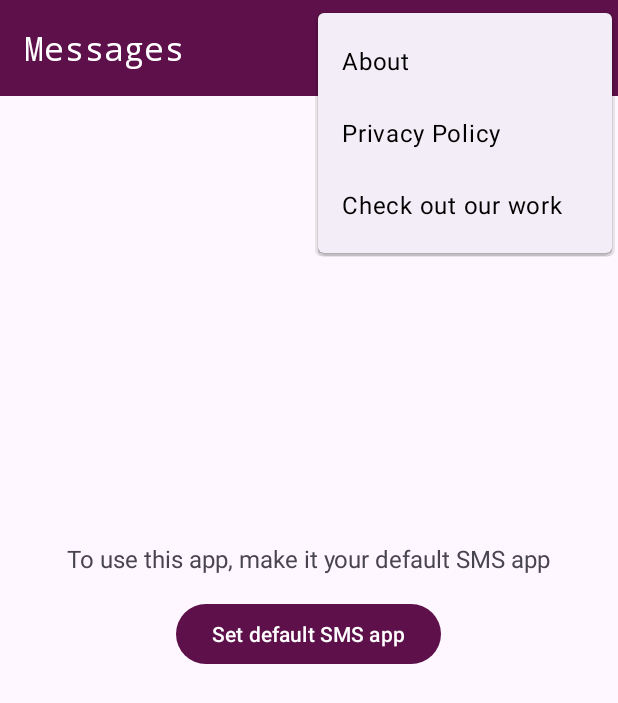
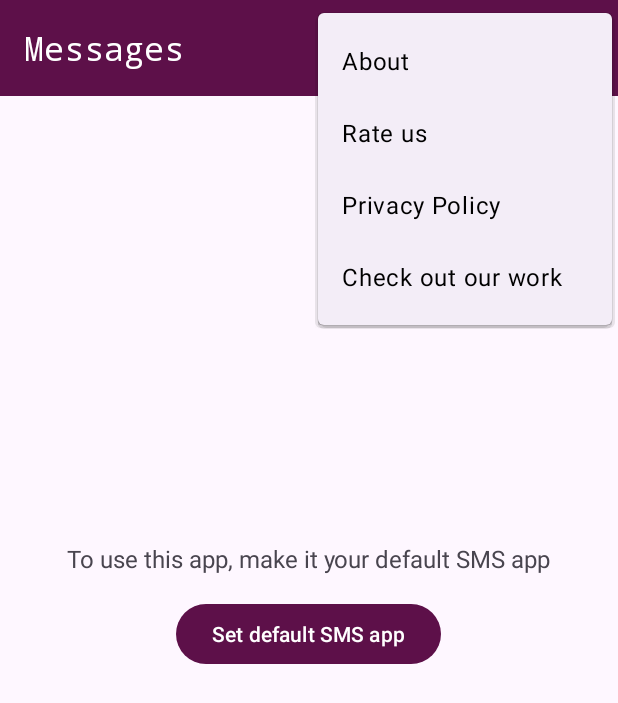
Before and after one commit to ayush-ojha-11/Message_App, an Android app: the screen it shows after launch (MainActivity), with the options menu open, on a phone screen of 412 x 824 dp. Shown: the top 703 px of the screen. Run offline under Robolectric (Android 15) with nearby library versions, the phone set to English and light mode, and no system bars.

Commit message:
New Changes V1.0.1

```diff
--- a/app/src/main/java/com/as/mymessage/MessageReceiverClasses/SmsReceiver.java
+++ b/app/src/main/java/com/as/mymessage/MessageReceiverClasses/SmsReceiver.java
@@ -29,7 +29,7 @@ import com.as.mymessage.util.TimeStampUtil;
 
 public class SmsReceiver extends BroadcastReceiver {
 
-    int messageImage = R.drawable.baseline_message_24;
+    int messageImage = R.mipmap.ic_launcher;
 
 
     String messageReceived = null;
@@ -53,6 +53,8 @@ public class SmsReceiver extends BroadcastReceiver {
             mChannel = new NotificationChannel("01", "notification", NotificationManager.IMPORTANCE_HIGH);
             NotificationCompat.Builder mBuilder = new NotificationCompat.Builder(context, "01");
             mBuilder.setSmallIcon(messageImage);
+            mBuilder.setBadgeIconType(messageImage);
+            mBuilder.setAutoCancel(true);
             if (contactName != null) mBuilder.setContentTitle(contactName);
             else mBuilder.setContentTitle(mobNumber);
             mBuilder.setContentText(messageReceived);
--- a/app/src/main/res/layout/activity_about.xml
+++ b/app/src/main/res/layout/activity_about.xml
@@ -35,7 +35,7 @@
         <TextView
             android:layout_width="wrap_content"
             android:layout_height="wrap_content"
-            android:text="Version 1.0.0"
+            android:text="Version 1.0.1"
             android:textSize="16sp"
             android:textColor="@android:color/darker_gray"
             android:layout_gravity="center_horizontal"
--- a/app/src/main/res/menu/menu.xml
+++ b/app/src/main/res/menu/menu.xml
@@ -8,6 +8,12 @@
     <item
         android:id="@+id/menu_about"
         android:title="About"
+        app:showAsAction="never"
+        tools:ignore="HardcodedText" />
+
+    <item
+        android:id="@+id/menu_rate"
+        android:title="Rate us"
         app:showAsAction="never"
         tools:ignore="HardcodedText" />
 
--- a/app/src/main/res/values/strings.xml
+++ b/app/src/main/res/values/strings.xml
@@ -5,4 +5,5 @@
     <string name="privacy_policy_url">https://doc-hosting.flycricket.io/messages-by-finest-platforms/8722cfa8-01da-45bd-99ee-26e602c1d509/privacy</string>
     <string name="about_description">The app offers a clean and beautiful user interface for the users to interact with the app and send and receive messages hassle free. \nThe app does not collect or store any information on the servers. All the permissions that are asked are only required for efficient working of the app.\nAll your messages are stored on your local storage. Therefore, don\'t worry about the privacy. Feel free to use the app.\n\nNOTE: MMS feature will be rolled out soon. Backup feature will also be rolled out in further version updates.\n\nWe will be pleased if you provide us suggestions about how we can improve the app. We will work hard to come up with each and every user request. \n\nThank you For Choosing Us.</string>
     <string name="play_store_url">https://play.google.com/store/apps/dev?id=6159183326535855658</string>
+    <string name="app_link"><![CDATA[https://play.google.com/store/apps/details?id=com.as.mymessage&pcampaignid=web_share]]></string>
 </resources>
```
Also changed, not shown: app/build.gradle (+5 -4 lines), app/src/main/java/com/as/mymessage/activities/ChatActivity.java (+5 -8 lines), app/src/main/java/com/as/mymessage/activities/MainActivity.java (+14 -4 lines), 1 other file.
